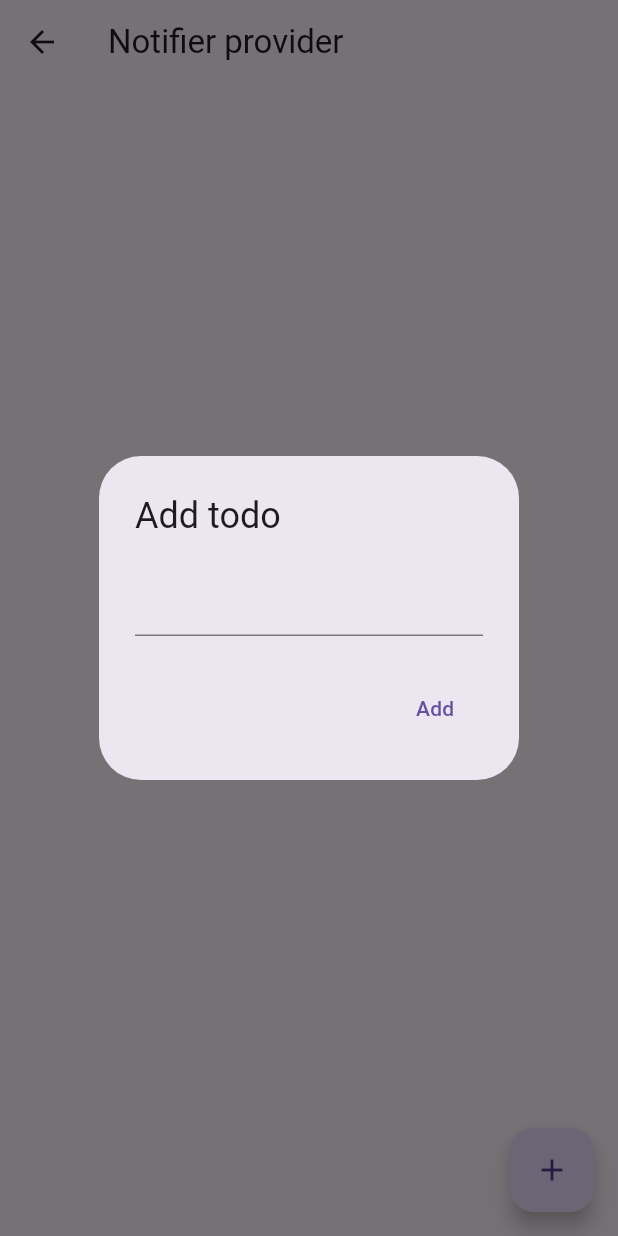
After one commit to mustapha-amin/learning_riverpod, a Flutter app: the NotifierProviderScreen screen opened directly, after a tap on the "add" icon, on a phone screen of 412 x 824 dp. The commit adds this screen. Run offline on Flutter 3.47's test engine with Material 3 defaults, Android fonts, the phone set to English and light mode, and no system bars; our stand-ins replace dio, flutter_riverpod.

Commit message:
motifier provider completed

```diff
--- /dev/null
+++ b/lib/controllers/todo_notifier.dart
@@ -0,0 +1,28 @@
+import 'package:flutter_riverpod/flutter_riverpod.dart';
+
+import '../models/todo.dart';
+
+final todosNotifierProvider = NotifierProvider<TodoNotifier, List<Todo>>(
+  TodoNotifier.new,
+);
+
+class TodoNotifier extends Notifier<List<Todo>> {
+  @override
+  build() {
+    return [];
+  }
+
+  void addTodo(Todo todo) {
+    state = [...state, todo];
+  }
+
+  void removeTodo(String id) {
+    state = state.where((todo) => todo.id != id).toList();
+  }
+
+  void toggleTodo(String id) {
+    state = state
+        .map((e) => e.id == id ? e.copyWith(completed: !e.completed) : e)
+        .toList();
+  }
+}
--- /dev/null
+++ b/lib/models/todo.dart
@@ -0,0 +1,27 @@
+class Todo {
+  Todo({
+    required this.id,
+    required this.description,
+    required this.completed,
+  });
+
+  final String id;
+  final String description;
+  final bool completed;
+
+  Todo copyWith({String? id, String? description, bool? completed}) {
+    return Todo(
+      id: id ?? this.id,
+      description: description ?? this.description,
+      completed: completed ?? this.completed,
+    );
+  }
+
+  factory Todo.withDescription(String? description) {
+    return Todo(
+      id: DateTime.now().microsecondsSinceEpoch.toString(),
+      description: description!,
+      completed: false,
+    );
+  }
+}
--- a/lib/screens/home/home.dart
+++ b/lib/screens/home/home.dart
@@ -1,5 +1,6 @@
 import 'package:flutter/material.dart';
 import 'package:flutter_riverpod/flutter_riverpod.dart';
+import 'package:learning_riverpod/screens/provider%20screens/notifier_provider_screen.dart';
 import 'package:learning_riverpod/screens/provider%20screens/provider_screen.dart';
 import 'package:learning_riverpod/screens/provider%20screens/changenotifer_provider_screen.dart';
 import 'package:learning_riverpod/screens/provider%20screens/statenotifierprovider_screen.dart';
@@ -65,7 +66,11 @@ class Home extends ConsumerWidget {
             ProviderTile(
               title: "StateNotifier Provider",
               destination: const StateNotifierProviderScreen(),
-            )
+            ),
+            ProviderTile(
+              title: "Notifier Provider",
+              destination: const NotifierProviderScreen(),
+            ),
           ],
         ),
       ),
--- /dev/null
+++ b/lib/screens/provider screens/notifier_provider_screen.dart
@@ -0,0 +1,86 @@
+import 'package:flutter/material.dart';
+import 'package:flutter_riverpod/flutter_riverpod.dart';
+import 'package:learning_riverpod/controllers/todo_notifier.dart';
+import 'package:learning_riverpod/models/todo.dart';
+
+class NotifierProviderScreen extends ConsumerStatefulWidget {
+  const NotifierProviderScreen({super.key});
+
+  @override
+  ConsumerState<NotifierProviderScreen> createState() =>
+      _NotifierProviderScreenState();
+}
+
+class _NotifierProviderScreenState
+    extends ConsumerState<NotifierProviderScreen> {
+  TextEditingController todoController = TextEditingController();
+
+  @override
+  Widget build(BuildContext context) {
+    return Scaffold(
+      appBar: AppBar(
+        title: const Text("Notifier provider"),
+      ),
+      body: SingleChildScrollView(
+        child: Consumer(
+          builder: (context, ref, _) {
+            List<Todo> todos = ref.watch(todosNotifierProvider);
+            return Column(
+              children: [
+                ...todos.map(
+                  (todo) => Dismissible(
+                    key: ValueKey(todo.id),
+                    onDismissed: (_) {
+                      ref
+                          .read(todosNotifierProvider.notifier)
+                          .removeTodo(todo.id);
+                    },
+                    child: CheckboxListTile(
+                      value: todo.completed,
+                      onChanged: (_) {
+                        ref
+                            .read(todosNotifierProvider.notifier)
+                            .toggleTodo(todo.id);
+                      },
+                      title: Text(todo.description),
+                    ),
+                  ),
+                ),
+              ],
+            );
+          },
+        ),
+      ),
+      floatingActionButton: FloatingActionButton(
+        onPressed: () {
+          showDialog(
+            context: context,
+            builder: (context) {
+              return AlertDialog(
+                title: Text("Add todo"),
+                content: TextField(
+                  controller: todoController,
+                ),
+                actions: [
+                  TextButton(
+                    onPressed: () {
+                      ref.read(todosNotifierProvider.notifier).addTodo(
+                            Todo.withDescription(
+                              todoController.text.trim(),
+                            ),
+                          );
+                      todoController.clear();
+                      Navigator.of(context).pop();
+                    },
+                    child: const Text("Add"),
+                  )
+                ],
+              );
+            },
+          );
+        },
+        child: const Icon(Icons.add),
+      ),
+    );
+  }
+}
```
Also changed, not shown: pubspec.lock.
